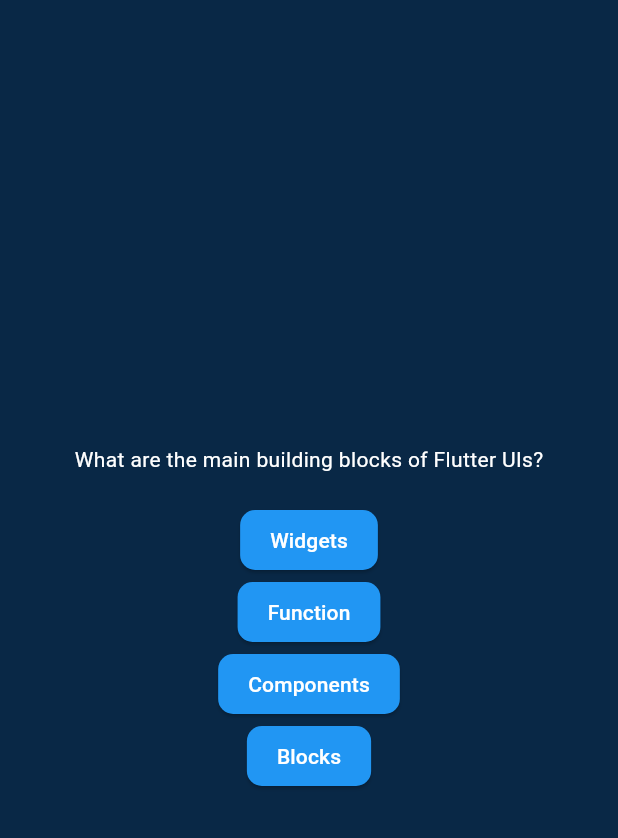
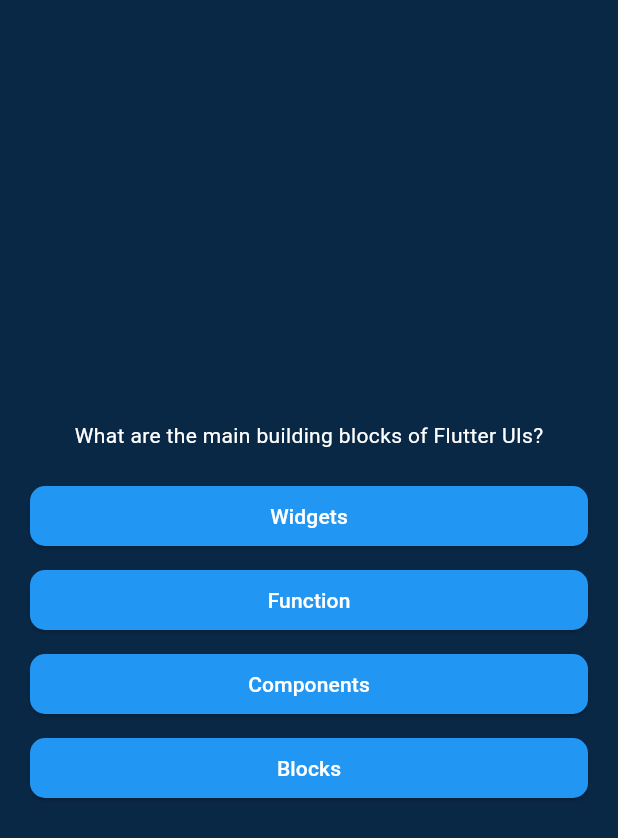
Before and after one commit to atidhira-id/flutter-quiz-app, a Flutter app: the screen it shows after launch, after a tap on "Start Quiz", on a phone screen of 412 x 824 dp. Shown: the top 838 px of the screen. Run offline on Flutter 3.47's test engine with Material 3 defaults, Android fonts, the phone set to English and light mode, and no system bars.

Commit message:
feat: stretch answer button to fit container

```diff
--- a/lib/questions_screen.dart
+++ b/lib/questions_screen.dart
@@ -23,7 +23,13 @@ class _QuestionsScreenState extends State<QuestionsScreen> {
           Text(currentQuestion.question, style: TextStyle(color: Colors.white)),
           SizedBox(height: 20),
           ...currentQuestion.answers.map((answer) {
-            return AnswerButton(answer, onTap: () {});
+            return Column(
+              crossAxisAlignment: CrossAxisAlignment.stretch,
+              children: [
+                AnswerButton(answer, onTap: () {}),
+                SizedBox(height: 8),
+              ],
+            );
           }),
         ],
       ),
```
